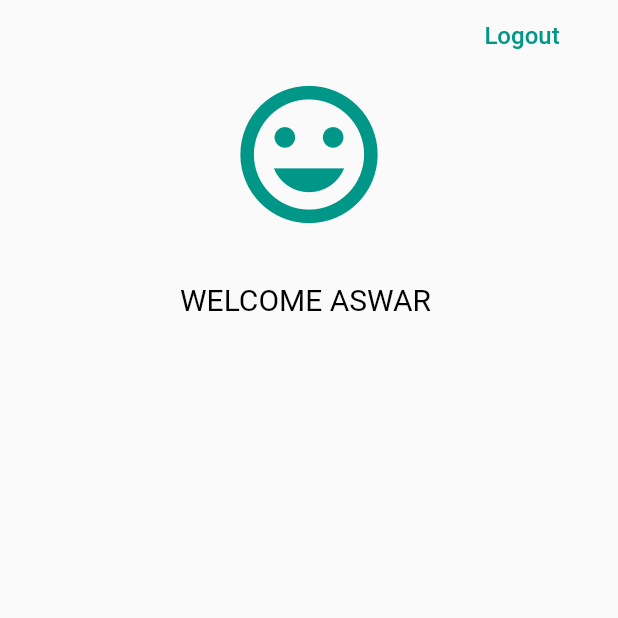
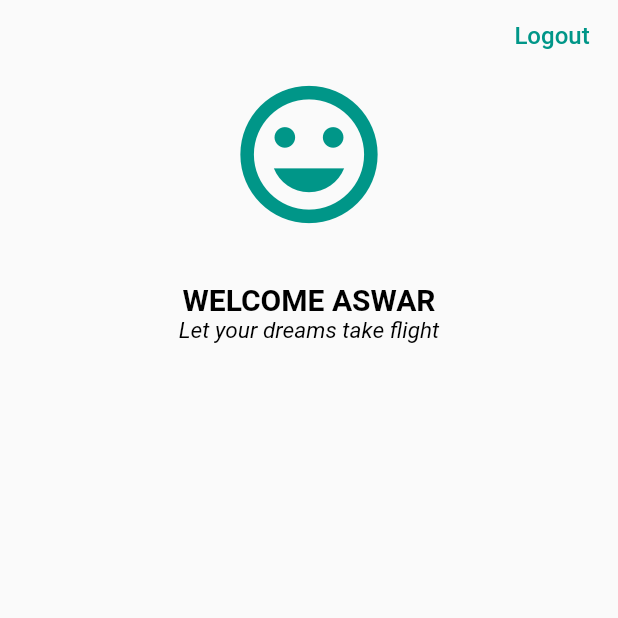
Before and after one commit to arunka02/project_ibs, a Flutter app: the Dashboard screen opened by its route, on a phone screen of 412 x 824 dp, the top half of it. Run offline on Flutter 3.47's test engine with Material 2 defaults, Android fonts, the phone set to English and light mode, and no system bars; our stand-ins replace flutter_conditional_rendering.

Commit message:
Added new icon and text in dashboard

```diff
--- a/lib/screens/dashboard.dart
+++ b/lib/screens/dashboard.dart
@@ -1,4 +1,3 @@
-
 import 'package:flutter/material.dart';
 import 'package:project_ibs/screens/login.dart';
 
@@ -6,45 +5,62 @@ class Dashboard extends StatelessWidget {
   @override
   Widget build(BuildContext context) {
     final avatar = Padding(
-      padding:EdgeInsets.only(bottom:30),
-      child: Icon(Icons.tag_faces,size:110,color: Colors.teal));
+        padding: EdgeInsets.only(bottom: 30),
+        child: Icon(Icons.tag_faces, size: 110, color: Colors.teal));
 
-
-  final description = Padding(
-      padding: EdgeInsets.only(left:100),
-      child: RichText(
-        textAlign: TextAlign.justify,
+    final description = Column(
+      children: <Widget>[
+        RichText(
+          textAlign: TextAlign.center,
           text: TextSpan(
               text: 'WELCOME ASWAR',
-          style: TextStyle(color: Colors.black, fontSize: 20,)
+              style: TextStyle(
+                color: Colors.black,
+                fontSize: 20,
+                fontWeight: FontWeight.bold,
+              )),
         ),
+        Padding(
+          padding: EdgeInsets.only(bottom: 50),
+          child: SizedBox(
+              height: 20,
+              child: RichText(
+                textAlign: TextAlign.center,
+                text: TextSpan(
+                    text: 'Let your dreams take flight',
+                    style: TextStyle(
+                      color: Colors.black,
+                      fontStyle: FontStyle.italic,
+                      fontSize: 15,
+                    )),
+              )),
         ),
+      ],
     );
 
     final buttonLogout = FlatButton(
-    child: Text('Logout', style: TextStyle(color: Colors.teal, fontSize: 16),),
+        child: Text(
+          'Logout',
+          style: TextStyle(color: Colors.teal, fontSize: 16),
+        ),
         onPressed: () {
-      Navigator.pushReplacement(context, MaterialPageRoute(builder: (context) => LoginPage()));
-    }
-    );
+          Navigator.pushReplacement(
+              context, MaterialPageRoute(builder: (context) => LoginPage()));
+        });
 
     return SafeArea(
         child: Scaffold(
       body: Center(
         child: ListView(
           // shrinkWrap: true,
-            padding: EdgeInsets.symmetric(horizontal: 20),
+          padding: EdgeInsets.only(bottom: 50),
           children: <Widget>[
-              Align(
-                alignment: Alignment.topRight,
-                child: buttonLogout),
+            Align(alignment: Alignment.topRight, child: buttonLogout),
             avatar,
             description
-
           ],
         ),
       ),
-      )
-    );
+    ));
   }
 }
--- a/lib/screens/login.dart
+++ b/lib/screens/login.dart
@@ -16,16 +16,9 @@ void initState() {
 
 class _LoginPageState extends State<LoginPage> {
   bool _obscureText = true;
-  bool hidden = true;
   var formKey = GlobalKey<FormState>();
   String email;
   String password;
-
-  void _toggleVisibility() {
-    setState(() {
-      hidden = !hidden;
-    });
-  }
 
   TextEditingController emailController = TextEditingController();
   TextEditingController passwordController = TextEditingController();
```
Lines whose indentation alone changed are shown as unchanged.
